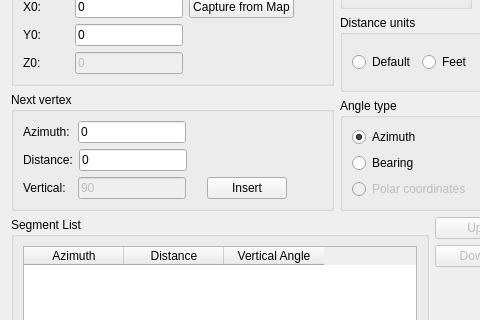
Old version of the form ui.ui in the repository mpetroff/qgsazimuth; both pictures show x 0 to 480 and y 266 to 586 of the 612 by 685 pixel window.
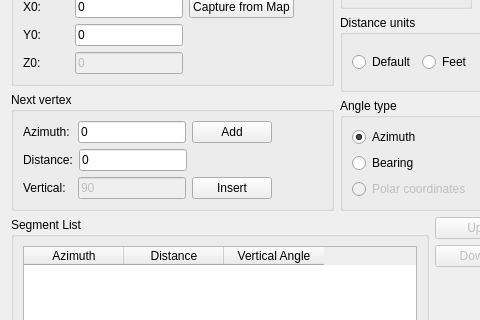
New version of the form.

```diff
--- a/ui.ui
+++ b/ui.ui
@@ -363,16 +363,20 @@
              </widget>
             </item>
             <item>
-             <spacer name="horizontalSpacer_11">
-              <property name="orientation">
+             <widget class="QPushButton" name="pushButton_vertexAdd" >
+              <property name="text" >
+               <string>Add</string>
+              </property>
+             </widget>
+            </item>
+            <item>
+             <spacer name="horizontalSpacer_9" >
+              <property name="orientation" >
                <enum>Qt::Horizontal</enum>
               </property>
-              <property name="sizeType">
-               <enum>QSizePolicy::Expanding</enum>
-              </property>
-              <property name="sizeHint" stdset="0">
+              <property name="sizeHint" stdset="0" >
                <size>
-                <width>28</width>
+                <width>40</width>
                 <height>20</height>
                </size>
               </property>
@@ -443,9 +447,9 @@
               <property name="sizeType">
                <enum>QSizePolicy::Fixed</enum>
               </property>
-              <property name="sizeHint" stdset="0">
+              <property name="sizeHint" stdset="0" >
                <size>
-                <width>6</width>
+                <width>4</width>
                 <height>20</height>
                </size>
               </property>
@@ -468,39 +472,23 @@
              </widget>
             </item>
             <item>
-             <spacer name="horizontalSpacer_12">
-              <property name="orientation">
-               <enum>Qt::Horizontal</enum>
-              </property>
-              <property name="sizeType">
-               <enum>QSizePolicy::Fixed</enum>
-              </property>
-              <property name="sizeHint" stdset="0">
-               <size>
-                <width>15</width>
-                <height>20</height>
-               </size>
-              </property>
-             </spacer>
-            </item>
-            <item>
-             <widget class="QPushButton" name="pushButton_vertexInsert">
-              <property name="text">
+             <widget class="QPushButton" name="pushButton_vertexInsert" >
+              <property name="text" >
                <string>Insert</string>
               </property>
              </widget>
             </item>
             <item>
-             <spacer name="horizontalSpacer_13">
-              <property name="orientation">
+             <spacer name="horizontalSpacer_12" >
+              <property name="orientation" >
                <enum>Qt::Horizontal</enum>
               </property>
-              <property name="sizeType">
-               <enum>QSizePolicy::Expanding</enum>
+              <property name="sizeType" >
+               <enum>QSizePolicy::Fixed</enum>
               </property>
-              <property name="sizeHint" stdset="0">
+              <property name="sizeHint" stdset="0" >
                <size>
-                <width>28</width>
+                <width>50</width>
                 <height>20</height>
                </size>
               </property>
```
Left out of the diff: 576 changed lines with no effect on the pictures.
